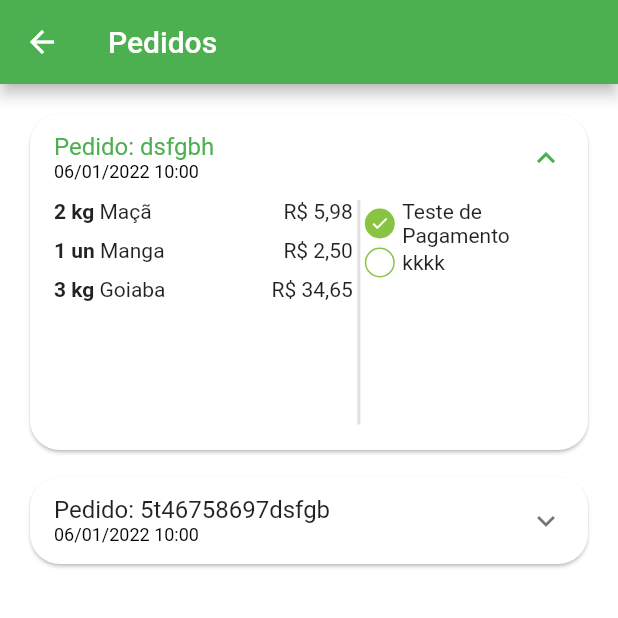
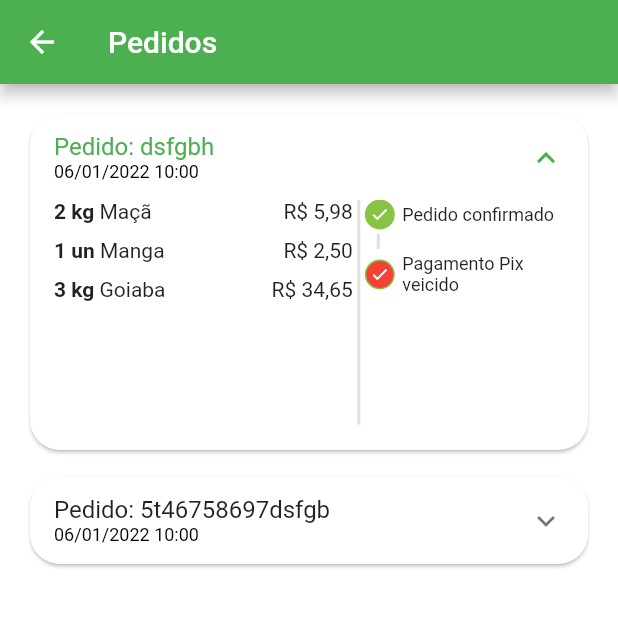
Before and after one commit to gomes98/greengrocer, a Flutter app: the OrdersTab screen opened directly, after a tap on an icon or button, on a phone screen of 412 x 824 dp, the top half of it. Run offline on Flutter 3.47's test engine with Material 2 defaults, Android fonts, the phone set to English and light mode, and no system bars; our stand-ins replace animated_text_kit, badges, mask_text_input_formatter.

Commit message:
final 42

```diff
--- a/lib/src/config/app_data.dart
+++ b/lib/src/config/app_data.dart
@@ -100,7 +100,7 @@ List<OrderModel> orders = [
     createdOrderTime: DateTime.parse("2022-01-06 10:00:10.458"),
     overdueDateTime: DateTime.parse("2022-01-06 11:03:10.458"),
     items: cartItems,
-    status: "pending_payment",
+    status: "refunded",
     copyAndPaste: "d324rfsdfwrt534",
     total: 43.13,
   ),
--- a/lib/src/pages/orders/components/order_status_widget.dart
+++ b/lib/src/pages/orders/components/order_status_widget.dart
@@ -4,23 +4,59 @@ import 'package:greengrocer/src/config/custom_colors.dart';
 class OrderSatusWidget extends StatelessWidget {
   final String status;
   final bool isOverdue;
-  const OrderSatusWidget(
-      {Key? key, required this.status, required this.isOverdue})
+
+  final Map<String, int> allStatus = {
+    'pending_payment': 0,
+    'refunded': 1,
+    'paid': 2,
+    'preparing_purchase': 3,
+    'shipping': 4,
+    'delivered': 5,
+  };
+
+  int get currentStatus => allStatus[status]!;
+
+  OrderSatusWidget({Key? key, required this.status, required this.isOverdue})
       : super(key: key);
 
   @override
   Widget build(BuildContext context) {
     return Column(
-      children: const [
-        _StatusDot(
-          isActive: true,
-          title: "Teste de Pagamento",
-        ),
-        _StatusDot(
-          isActive: false,
-          title: "kkkk",
-        )
+      crossAxisAlignment: CrossAxisAlignment.start,
+      children: [
+        const _StatusDot(isActive: true, title: "Pedido confirmado"),
+        const _CustomDivider(),
+        if (currentStatus == 1) ...[
+          const _StatusDot(
+            isActive: true,
+            title: "Pix estornado",
+            backgrouncolor: Colors.orange,
+          ),
+        ] else if (isOverdue) ...[
+          const _StatusDot(
+            isActive: true,
+            title: "Pagamento Pix veicido",
+            backgrouncolor: Colors.red,
+          ),
+        ]
       ],
+    );
+  }
+}
+
+class _CustomDivider extends StatelessWidget {
+  const _CustomDivider({Key? key}) : super(key: key);
+
+  @override
+  Widget build(BuildContext context) {
+    return Container(
+      margin: const EdgeInsets.symmetric(
+        horizontal: 8,
+        vertical: 3,
+      ),
+      height: 10,
+      width: 2,
+      color: Colors.grey.shade300,
     );
   }
 }
@@ -28,7 +64,12 @@ class OrderSatusWidget extends StatelessWidget {
 class _StatusDot extends StatelessWidget {
   final bool isActive;
   final String title;
-  const _StatusDot({Key? key, required this.isActive, required this.title})
+  final Color? backgrouncolor;
+  const _StatusDot(
+      {Key? key,
+      required this.isActive,
+      required this.title,
+      this.backgrouncolor})
       : super(key: key);
 
   @override
@@ -45,8 +86,9 @@ class _StatusDot extends StatelessWidget {
             border: Border.all(
               color: CustomColors.customSwatchColor,
             ),
-            color:
-                isActive ? CustomColors.customSwatchColor : Colors.transparent,
+            color: isActive
+                ? backgrouncolor ?? CustomColors.customSwatchColor
+                : Colors.transparent,
           ),
           child: isActive
               ? const Icon(
@@ -60,7 +102,12 @@ class _StatusDot extends StatelessWidget {
           width: 5,
         ),
         // TEXTO
-        Expanded(child: Text(title))
+        Expanded(
+          child: Text(
+            title,
+            style: const TextStyle(fontSize: 12),
+          ),
+        ),
       ],
     );
   }
```
